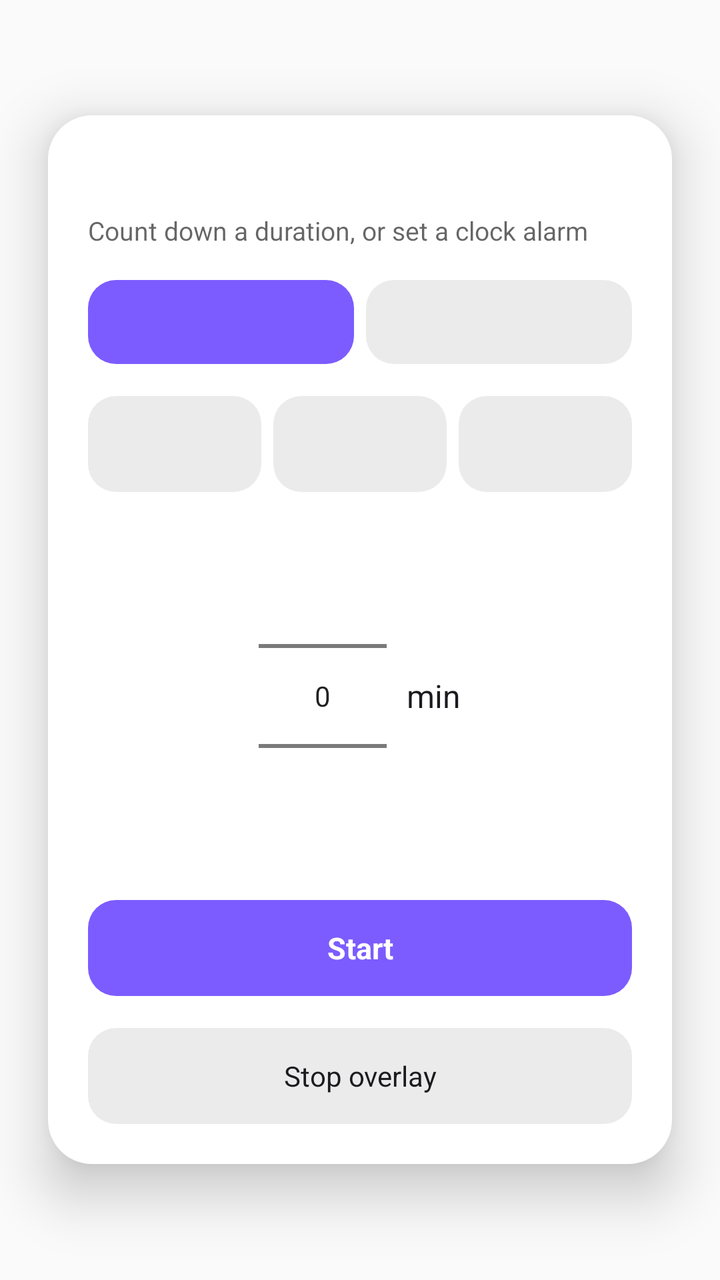
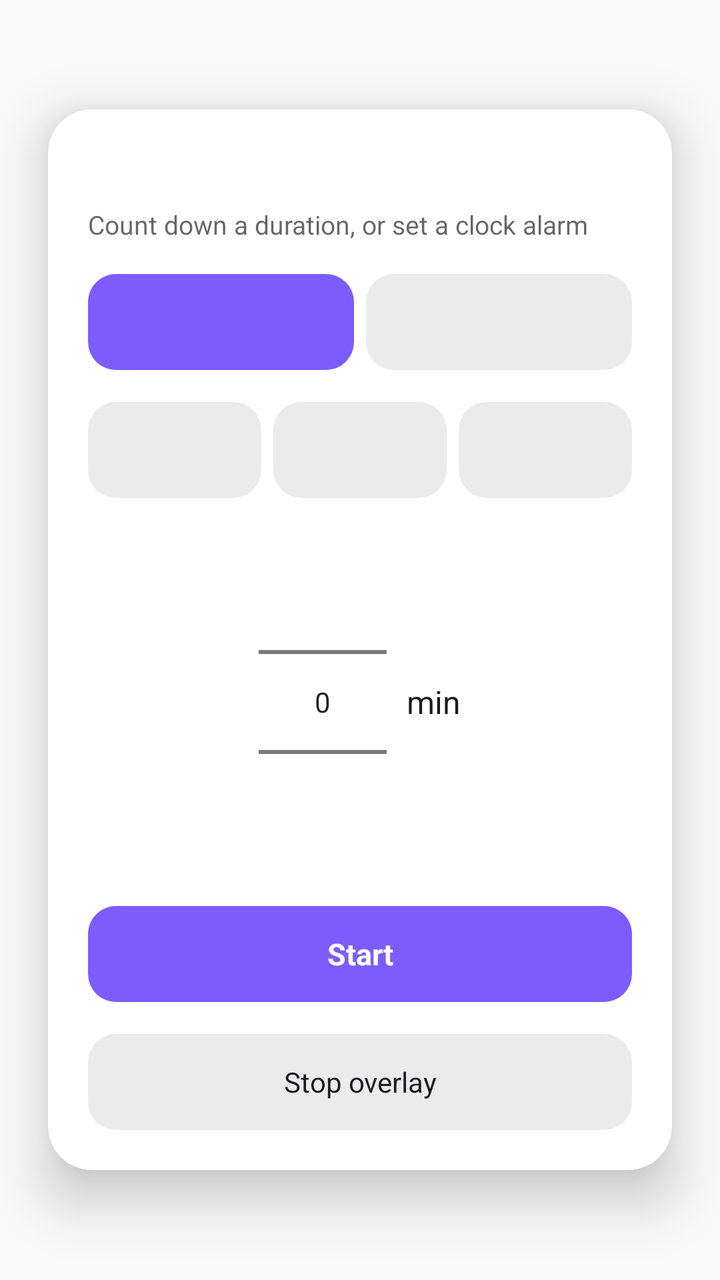

Before-and-after screenshots of an Android layout around one commit, followed by the original layout XML and the change that was made.
<!-- AndroidManifest.xml: application theme Theme.Pause -->
<!-- res/layout/timer_picker.xml -->
<?xml version="1.0" encoding="utf-8"?>
<FrameLayout xmlns:android="http://schemas.android.com/apk/res/android"
    android:id="@+id/picker_root"
    android:layout_width="match_parent"
    android:layout_height="match_parent">

    <LinearLayout
        android:id="@+id/picker_card"
        android:layout_width="match_parent"
        android:layout_height="wrap_content"
        android:layout_gravity="center"
        android:layout_margin="24dp"
        android:background="@drawable/picker_card_bg"
        android:clickable="true"
        android:elevation="16dp"
        android:focusable="true"
        android:orientation="vertical"
        android:padding="20dp">

        <TextView
            android:id="@+id/picker_title"
            android:layout_width="wrap_content"
            android:layout_height="wrap_content"
            android:textColor="@color/overlay_on_scrim"
            android:textSize="19sp"
            android:textStyle="bold" />

        
        <LinearLayout
            android:id="@+id/section_active"
            android:layout_width="match_parent"
            android:layout_height="wrap_content"
            android:gravity="center_horizontal"
            android:orientation="vertical"
            android:paddingTop="10dp"
            android:visibility="gone">

            <TextView
                android:id="@+id/active_remaining_label"
                android:layout_width="wrap_content"
                android:layout_height="wrap_content"
                android:text="@string/picker_remaining_label"
                android:textColor="@color/overlay_on_scrim_secondary"
                android:textSize="13sp" />

            <TextView
                android:id="@+id/active_remaining"
                android:layout_width="wrap_content"
                android:layout_height="wrap_content"
                android:paddingTop="2dp"
                android:paddingBottom="14dp"
                android:textColor="@color/overlay_on_scrim"
                android:textSize="40sp"
                android:textStyle="bold" />

            <LinearLayout
                android:layout_width="match_parent"
                android:layout_height="wrap_content"
                android:gravity="center_vertical"
                android:orientation="horizontal"
                android:paddingBottom="8dp">

                <TextView
                    android:layout_width="0dp"
                    android:layout_height="wrap_content"
                    android:layout_weight="1"
                    android:text="@string/picker_show_countdown"
                    android:textColor="@color/overlay_on_scrim"
                    android:textSize="14sp" />

                <Switch
                    android:id="@+id/show_countdown_switch"
                    android:layout_width="wrap_content"
                    android:layout_height="wrap_content" />
            </LinearLayout>

            <TextView
                android:id="@+id/btn_cancel"
                android:layout_width="match_parent"
                android:layout_height="48dp"
                android:background="@drawable/chip_bg"
                android:clickable="true"
                android:focusable="true"
                android:gravity="center"
                android:text="@string/picker_cancel"
                android:textColor="@color/overlay_danger"
                android:textSize="15sp"
                android:textStyle="bold" />
        </LinearLayout>

        
        <LinearLayout
            android:id="@+id/section_setup"
            android:layout_width="match_parent"
            android:layout_height="wrap_content"
            android:orientation="vertical">

            <TextView
                android:layout_width="wrap_content"
                android:layout_height="wrap_content"
                android:paddingTop="3dp"
                android:paddingBottom="16dp"
                android:text="@string/picker_subtitle"
                android:textColor="@color/overlay_on_scrim_secondary"
                android:textSize="13sp" />

            <LinearLayout
                android:layout_width="match_parent"
                android:layout_height="wrap_content"
                android:layout_marginBottom="16dp"
                android:orientation="horizontal">

                <TextView
                    android:id="@+id/tab_duration"
                    android:layout_width="0dp"
                    android:layout_height="42dp"
                    android:layout_marginEnd="6dp"
                    android:layout_weight="1"
                    android:background="@drawable/chip_accent_bg"
                    android:clickable="true"
                    android:focusable="true"
                    android:gravity="center"
                    android:textColor="#FFFFFFFF"
                    android:textSize="14sp"
                    android:textStyle="bold" />

                <TextView
                    android:id="@+id/tab_alarm"
                    android:layout_width="0dp"
                    android:layout_height="42dp"
                    android:layout_weight="1"
                    android:background="@drawable/chip_bg"
                    android:clickable="true"
                    android:focusable="true"
                    android:gravity="center"
                    android:textColor="#FFFFFFFF"
                    android:textSize="14sp"
                    android:textStyle="bold" />
            </LinearLayout>

            <LinearLayout
                android:id="@+id/section_duration"
                android:layout_width="match_parent"
                android:layout_height="wrap_content"
                android:orientation="vertical">

                <LinearLayout
                    android:layout_width="match_parent"
                    android:layout_height="wrap_content"
                    android:orientation="horizontal">

                    <TextView
                        android:id="@+id/chip_5"
                        android:layout_width="0dp"
                        android:layout_height="48dp"
                        android:layout_marginEnd="6dp"
                        android:layout_weight="1"
                        android:background="@drawable/chip_bg"
                        android:clickable="true"
                        android:focusable="true"
                        android:gravity="center"
                        android:textColor="@color/overlay_on_chip"
                        android:textSize="16sp" />

                    <TextView
                        android:id="@+id/chip_10"
                        android:layout_width="0dp"
                        android:layout_height="48dp"
                        android:layout_marginEnd="6dp"
                        android:layout_weight="1"
                        android:background="@drawable/chip_bg"
                        android:clickable="true"
                        android:focusable="true"
                        android:gravity="center"
                        android:textColor="@color/overlay_on_chip"
                        android:textSize="16sp" />

                    <TextView
                        android:id="@+id/chip_15"
                        android:layout_width="0dp"
                        android:layout_height="48dp"
                        android:layout_weight="1"
                        android:background="@drawable/chip_bg"
                        android:clickable="true"
                        android:focusable="true"
                        android:gravity="center"
                        android:textColor="@color/overlay_on_chip"
                        android:textSize="16sp" />
                </LinearLayout>

                <LinearLayout
                    android:layout_width="match_parent"
                    android:layout_height="wrap_content"
                    android:gravity="center"
                    android:orientation="horizontal"
                    android:paddingTop="12dp">

                    <NumberPicker
                        android:id="@+id/custom_wheel"
                        android:layout_width="wrap_content"
                        android:layout_height="wrap_content" />

                    <TextView
                        android:id="@+id/minutes_label"
                        android:layout_width="wrap_content"
                        android:layout_height="wrap_content"
                        android:layout_marginStart="10dp"
                        android:text="@string/picker_minutes_label"
                        android:textColor="@color/overlay_on_scrim"
                        android:textSize="16sp" />
                </LinearLayout>

                <TextView
                    android:id="@+id/btn_start_duration"
                    android:layout_width="match_parent"
                    android:layout_height="48dp"
                    android:layout_marginTop="12dp"
                    android:background="@drawable/chip_accent_bg"
                    android:clickable="true"
                    android:focusable="true"
                    android:gravity="center"
                    android:text="@string/picker_custom_start"
                    android:textColor="#FFFFFFFF"
                    android:textSize="15sp"
                    android:textStyle="bold" />
            </LinearLayout>

            <LinearLayout
                android:id="@+id/section_alarm"
                android:layout_width="match_parent"
                android:layout_height="wrap_content"
                android:orientation="vertical"
                android:visibility="gone">

                <TimePicker
                    android:id="@+id/time_picker"
                    android:layout_width="wrap_content"
                    android:layout_height="wrap_content"
                    android:layout_gravity="center_horizontal"
                    android:timePickerMode="spinner" />

                <TextView
                    android:id="@+id/btn_start_alarm"
                    android:layout_width="match_parent"
                    android:layout_height="48dp"
                    android:layout_marginTop="8dp"
                    android:background="@drawable/chip_accent_bg"
                    android:clickable="true"
                    android:focusable="true"
                    android:gravity="center"
                    android:text="@string/picker_set_alarm"
                    android:textColor="#FFFFFFFF"
                    android:textSize="15sp"
                    android:textStyle="bold" />
            </LinearLayout>

            <TextView
                android:id="@+id/btn_stop_overlay"
                android:layout_width="match_parent"
                android:layout_height="48dp"
                android:layout_marginTop="16dp"
                android:background="@drawable/chip_bg"
                android:clickable="true"
                android:focusable="true"
                android:gravity="center"
                android:text="@string/picker_stop_overlay"
                android:textColor="@color/overlay_on_chip"
                android:textSize="14sp" />
        </LinearLayout>
    </LinearLayout>
</FrameLayout>
<!-- resources referenced by this layout -->
<resources>
  <color name="overlay_danger">#FFC62828</color>
  <color name="overlay_on_chip">#FF1B1B1F</color>
  <color name="overlay_on_scrim">#FF1B1B1F</color>
  <color name="overlay_on_scrim_secondary">#99000000</color>
  <!-- drawable chip_accent_bg (drawable) -->
  <?xml version="1.0" encoding="utf-8"?>
  <shape xmlns:android="http://schemas.android.com/apk/res/android"
      android:shape="rectangle">
      <solid android:color="#FF7C5CFF" />
      <corners android:radius="14dp" />
  </shape>
  <!-- drawable chip_bg (drawable) -->
  <?xml version="1.0" encoding="utf-8"?>
  <shape xmlns:android="http://schemas.android.com/apk/res/android"
      android:shape="rectangle">
      <solid android:color="@color/overlay_chip" />
      <corners android:radius="14dp" />
  </shape>
  <!-- drawable picker_card_bg (drawable) -->
  <?xml version="1.0" encoding="utf-8"?>
  <shape xmlns:android="http://schemas.android.com/apk/res/android"
      android:shape="rectangle">
      <solid android:color="@color/overlay_card" />
      <corners android:radius="22dp" />
  </shape>
  <string name="picker_cancel">Cancel timer</string>
  <string name="picker_custom_start">Start</string>
  <string name="picker_minutes_label">min</string>
  <string name="picker_remaining_label">Time remaining</string>
  <string name="picker_set_alarm">Set alarm</string>
  <string name="picker_show_countdown">Show countdown</string>
  <string name="picker_stop_overlay">Stop overlay</string>
  <string name="picker_subtitle">Count down a duration, or set a clock alarm</string>
  <style name="Theme.Pause" parent="android:Theme.Material.Light.NoActionBar" />
  <color name="overlay_chip">#14000000</color>
  <color name="overlay_card">#FFFFFFFF</color>
</resources>

<!-- the commit's change to res/layout/timer_picker.xml (unified diff, before → after) -->
@@ -113,7 +113,7 @@
                 <TextView
                     android:id="@+id/tab_duration"
                     android:layout_width="0dp"
-                    android:layout_height="42dp"
+                    android:layout_height="48dp"
                     android:layout_marginEnd="6dp"
                     android:layout_weight="1"
                     android:background="@drawable/chip_accent_bg"
@@ -127,7 +127,7 @@
                 <TextView
                     android:id="@+id/tab_alarm"
                     android:layout_width="0dp"
-                    android:layout_height="42dp"
+                    android:layout_height="48dp"
                     android:layout_weight="1"
                     android:background="@drawable/chip_bg"
                     android:clickable="true"
